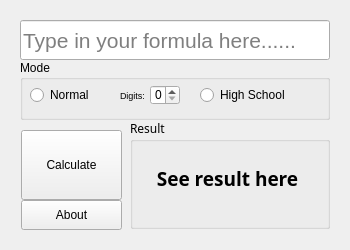
Old version of the form SplashMol/app/app.ui in the repository xinjiajuan/splashmol.
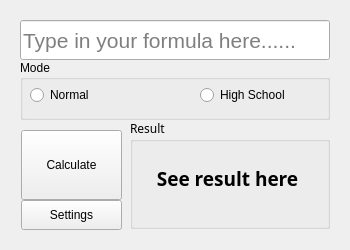
New version of the form. Icons and pictures are not drawn.

Commit message: settings prototype

Diff of the .ui file:
```diff
--- a/SplashMol/app/app.ui
+++ b/SplashMol/app/app.ui
@@ -80,7 +80,7 @@
     </rect>
    </property>
    <property name="text">
-    <string>About</string>
+    <string>Settings</string>
    </property>
    <property name="icon">
     <iconset resource="res.qrc">
@@ -165,16 +165,6 @@
    <property name="checkable">
     <bool>false</bool>
    </property>
-   <widget class="QSpinBox" name="spinBox">
-    <property name="geometry">
-     <rect>
-      <x>130</x>
-      <y>25</y>
-      <width>30</width>
-      <height>20</height>
-     </rect>
-    </property>
-   </widget>
    <widget class="QRadioButton" name="radioButtonNormal">
     <property name="geometry">
      <rect>
@@ -209,24 +199,6 @@
       <normaloff>:/assets/assets/school.png</normaloff>:/assets/assets/school.png</iconset>
     </property>
    </widget>
-   <widget class="QLabel" name="label">
-    <property name="geometry">
-     <rect>
-      <x>100</x>
-      <y>20</y>
-      <width>31</width>
-      <height>30</height>
-     </rect>
-    </property>
-    <property name="font">
-     <font>
-      <pointsize>7</pointsize>
-     </font>
-    </property>
-    <property name="text">
-     <string>Digits:</string>
-    </property>
-   </widget>
   </widget>
  </widget>
  <resources>
```
Left out of the diff: 16 changed lines with no effect on the pictures. The commit also changes 8 other files.
